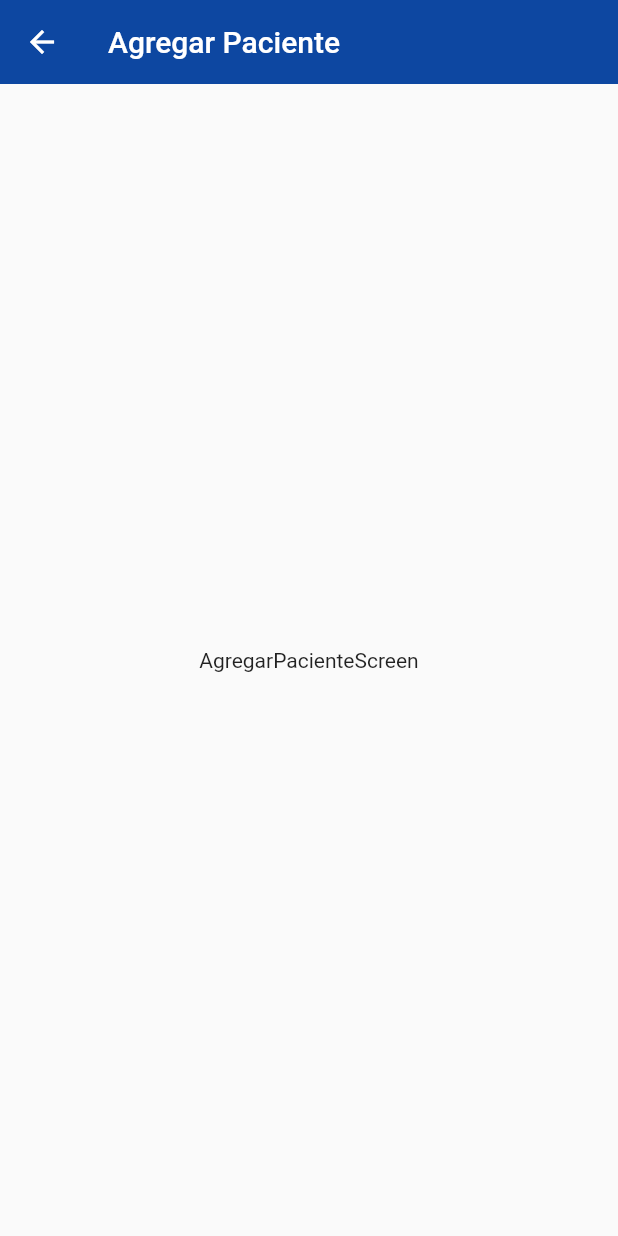
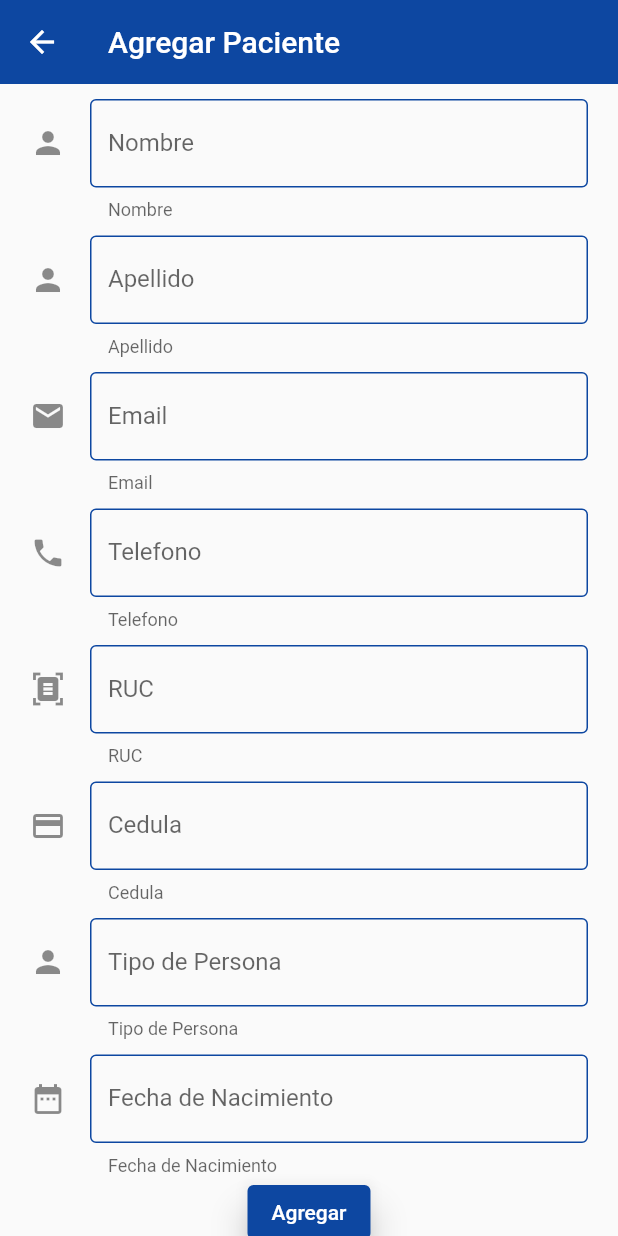
Before and after one commit to jg2kpy/ProjectFrontend2, a Flutter app: the AgregarPacienteScreen screen opened by its route, on a phone screen of 412 x 824 dp. Run offline on Flutter 3.47's test engine with Material 2 defaults, Android fonts, the light colour scheme and no system bars; drawn by our look-alikes of date_field.

Commit message:
Se agrega la libreria de DateTime de Flutter

```diff
--- a/lib/screens/agregar_paciente_screen_page.dart
+++ b/lib/screens/agregar_paciente_screen_page.dart
@@ -1,21 +1,128 @@
+import 'package:date_field/date_field.dart';
 import 'package:flutter/material.dart';
+import 'package:project_frontend_2/services/patients_service.dart';
+import 'package:project_frontend_2/widgets/custom_input_field.dart';
 
-class AgregarPacienteScreen extends StatefulWidget {
+class AgregarPacienteScreen extends StatelessWidget {
   const AgregarPacienteScreen({super.key});
 
   @override
-  State<AgregarPacienteScreen> createState() => _AgregarPacienteScreenState();
-}
+  Widget build(BuildContext context) {
+    final GlobalKey<FormState> formKey = GlobalKey<FormState>();
 
-class _AgregarPacienteScreenState extends State<AgregarPacienteScreen> {
-  @override
-  Widget build(BuildContext context) {
+    final Map<String, String> formValues = {
+      'nombre': '',
+      'apellido': '',
+      'email': '',
+      'telefono': '',
+      'ruc': '',
+      'cedula': '',
+      'tipoPersona': '',
+      'fechaNacimiento': '',
+    };
+
     return Scaffold(
       appBar: AppBar(
         title: const Text('Agregar Paciente'),
       ),
-      body: const Center(
-        child: Text('AgregarPacienteScreen'),
+      body: SingleChildScrollView(
+        child: Padding(
+          padding: const EdgeInsets.symmetric(horizontal: 20, vertical: 10),
+          child: Form(
+            key: formKey,
+            child: Column(
+              children: [
+                CustomInputField(
+                  helperText: 'Nombre',
+                  hintText: 'Nombre',
+                  labelText: 'Nombre',
+                  formProperty: 'nombre',
+                  icon: Icons.person,
+                  formValues: formValues,
+                ),
+                const SizedBox(height: 10),
+                CustomInputField(
+                  helperText: 'Apellido',
+                  hintText: 'Apellido',
+                  labelText: 'Apellido',
+                  formProperty: 'apellido',
+                  icon: Icons.person,
+                  formValues: formValues,
+                ),
+                const SizedBox(height: 10),
+                CustomInputField(
+                  helperText: 'Email',
+                  hintText: 'Email',
+                  labelText: 'Email',
+                  formProperty: 'email',
+                  icon: Icons.email,
+                  keyboardType: TextInputType.emailAddress,
+                  formValues: formValues,
+                ),
+                const SizedBox(height: 10),
+                CustomInputField(
+                  helperText: 'Telefono',
+                  hintText: 'Telefono',
+                  labelText: 'Telefono',
+                  formProperty: 'telefono',
+                  icon: Icons.phone,
+                  keyboardType: TextInputType.phone,
+                  formValues: formValues,
+                ),
+                const SizedBox(height: 10),
+                CustomInputField(
+                  helperText: 'RUC',
+                  hintText: 'RUC',
+                  labelText: 'RUC',
+                  formProperty: 'ruc',
+                  icon: Icons.document_scanner,
+                  formValues: formValues,
+                ),
+                const SizedBox(height: 10),
+                CustomInputField(
+                  helperText: 'Cedula',
+                  hintText: 'Cedula',
+                  labelText: 'Cedula',
+                  formProperty: 'cedula',
+                  icon: Icons.credit_card,
+                  formValues: formValues,
+                ),
+                const SizedBox(height: 10),
+                CustomInputField(
+                  helperText: 'Tipo de Persona',
+                  hintText: 'Tipo de Persona',
+                  labelText: 'Tipo de Persona',
+                  formProperty: 'tipoPersona',
+                  icon: Icons.person,
+                  formValues: formValues,
+                ),
+                const SizedBox(height: 10),
+                DateTimeFormField(
+                  decoration: const InputDecoration(
+                    border: OutlineInputBorder(),
+                    helperText: 'Fecha de Nacimiento',
+                    hintText: 'Fecha de Nacimiento',
+                    labelText: 'Fecha de Nacimiento',
+                    icon: Icon(Icons.date_range),
+                  ),
+                  mode: DateTimeFieldPickerMode.date,
+                  autovalidateMode: AutovalidateMode.always,
+                  validator: (e) =>
+                      (e?.day ?? 0) == 1 ? 'Please not the first day' : null,
+                  onDateSelected: (DateTime value) {
+                    formValues['fechaNacimiento'] = value.toString();
+                  },
+                ),
+                ElevatedButton(
+                  onPressed: () {
+                    //PatientsService.addPaciente(formValues);
+                  },
+                  child: const Text('Agregar'),
+                ),
+              ],
+            ),
+          ),
+        ),
       ),
     );
   }
--- a/lib/theme/app_theme.dart
+++ b/lib/theme/app_theme.dart
@@ -19,5 +19,20 @@ class AppTheme {
         elevation: 10,
       ),
     ),
+
+    // TextFieldTheme
+    inputDecorationTheme: const InputDecorationTheme(
+      floatingLabelStyle: TextStyle(color: primary),
+      enabledBorder: OutlineInputBorder(
+        borderSide: BorderSide(color: primary),
+      ),
+      focusedBorder: OutlineInputBorder(
+        borderSide: BorderSide(color: primary),
+        borderRadius: BorderRadius.zero,
+      ),
+      border: OutlineInputBorder(
+        borderRadius: BorderRadius.zero,
+      ),
+    ),
   );
 }
--- /dev/null
+++ b/lib/widgets/custom_input_field.dart
@@ -0,0 +1,48 @@
+import 'package:flutter/material.dart';
+
+class CustomInputField extends StatelessWidget {
+  final String? hintText;
+  final String? labelText;
+  final String? helperText;
+  final IconData? icon;
+  final TextInputType? keyboardType;
+  final bool? obscureText;
+
+  final String formProperty;
+  final Map<String, String> formValues;
+
+  const CustomInputField({
+    Key? key,
+    this.hintText,
+    this.labelText,
+    this.helperText,
+    this.icon,
+    this.keyboardType,
+    this.obscureText,
+    required this.formProperty,
+    required this.formValues,
+  }) : super(key: key);
+
+  @override
+  Widget build(BuildContext context) {
+    return TextFormField(
+      autofocus: false,
+      initialValue: '',
+      textCapitalization: TextCapitalization.words,
+      keyboardType: keyboardType == null ? null : TextInputType.emailAddress,
+      obscureText: obscureText == null ? false : true,
+      onChanged: (value) => formValues[formProperty] = value,
+      validator: (value) {
+        if (value == null) return 'este campo es requerido';
+        return value.length < 3 ? 'Minimo 3 letras' : null;
+      },
+      autovalidateMode: AutovalidateMode.onUserInteraction,
+      decoration: InputDecoration(
+        hintText: hintText,
+        labelText: labelText,
+        helperText: helperText,
+        icon: icon == null ? null : Icon(icon),
+      ),
+    );
+  }
+}
--- a/pubspec.yaml
+++ b/pubspec.yaml
@@ -37,6 +37,7 @@ dependencies:
   # Use with the CupertinoIcons class for iOS style icons.
   cupertino_icons: ^1.0.2
   http: ^0.13.5
+  date_field: ^3.0.1
 
 dev_dependencies:
   flutter_test:
```
Also changed, not shown: pubspec.lock.
